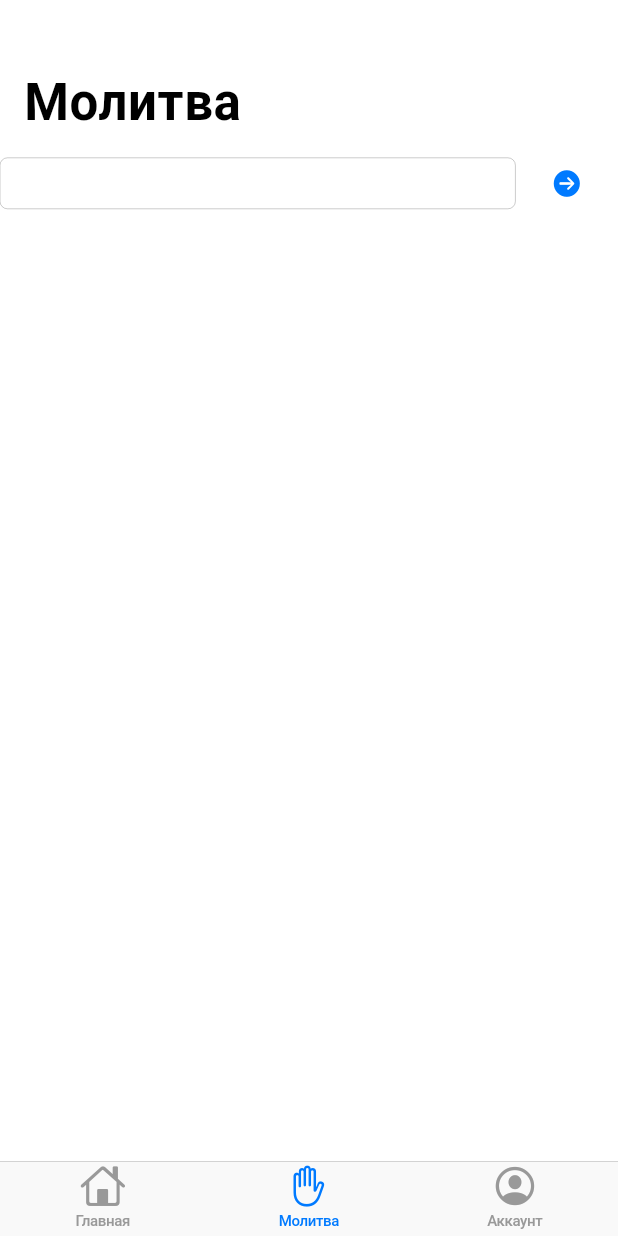
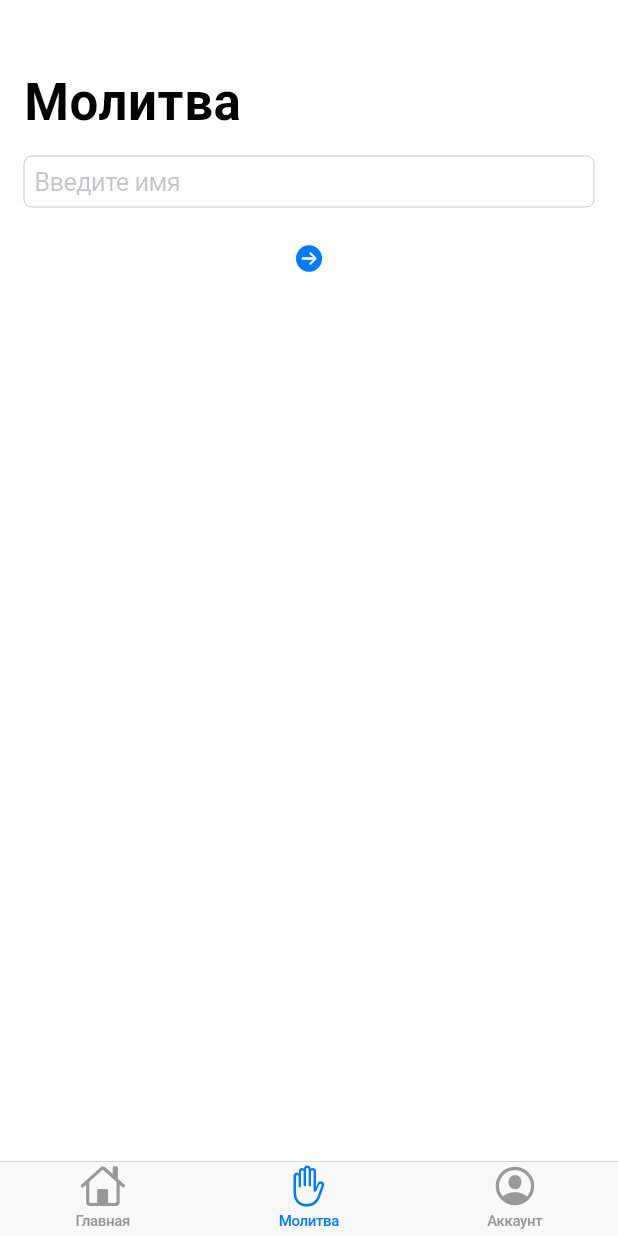
Before and after one commit to kartik30369/qompax_project, a Flutter app: the screen it shows after launch, item 2 of the bottom bar chosen, on a phone screen of 412 x 824 dp. Run offline on Flutter 3.47's test engine with Material 2 defaults, Android fonts, the phone set to English and light mode, and no system bars.

Commit message:
Some changes

```diff
--- a/lib/tabs/pray_tab.dart
+++ b/lib/tabs/pray_tab.dart
@@ -27,15 +27,21 @@ class _PrayTabState extends State<PrayTab> {
           const CupertinoSliverNavigationBar(
             largeTitle: Text('Молитва'),
           ),
-          SliverToBoxAdapter(
-            child: Row(children: <Widget>[
-              Flexible(
-                  child: CupertinoTextField(
-                controller: _textController,
-                onSubmitted: _handleSubmitted,
-              )),
+          SliverList(
+            delegate: SliverChildListDelegate([
+              const Padding(
+                padding: EdgeInsets.symmetric(vertical: 8.0, horizontal: 16.0),
+                child: CupertinoTextField(
+                  textInputAction: TextInputAction.next,
+                  restorationId: 'first_name_text_field',
+                  placeholder: 'Введите имя',
+                  keyboardType: TextInputType.text,
+                  clearButtonMode: OverlayVisibilityMode.editing,
+                  autocorrect: false,
+                ),
+              ),
               Container(
-                margin: const EdgeInsets.symmetric(horizontal: 4.0),
+                margin: const EdgeInsets.symmetric(horizontal: 8.0),
                 child: CupertinoButton(
                     child: const Icon(
                       CupertinoIcons.arrow_right_circle_fill,
@@ -43,9 +49,9 @@ class _PrayTabState extends State<PrayTab> {
                     onPressed: () {
                       _textController.clear();
                     }),
-              )
+              ),
             ]),
-          ),
+          )
         ],
       ),
     );
```
